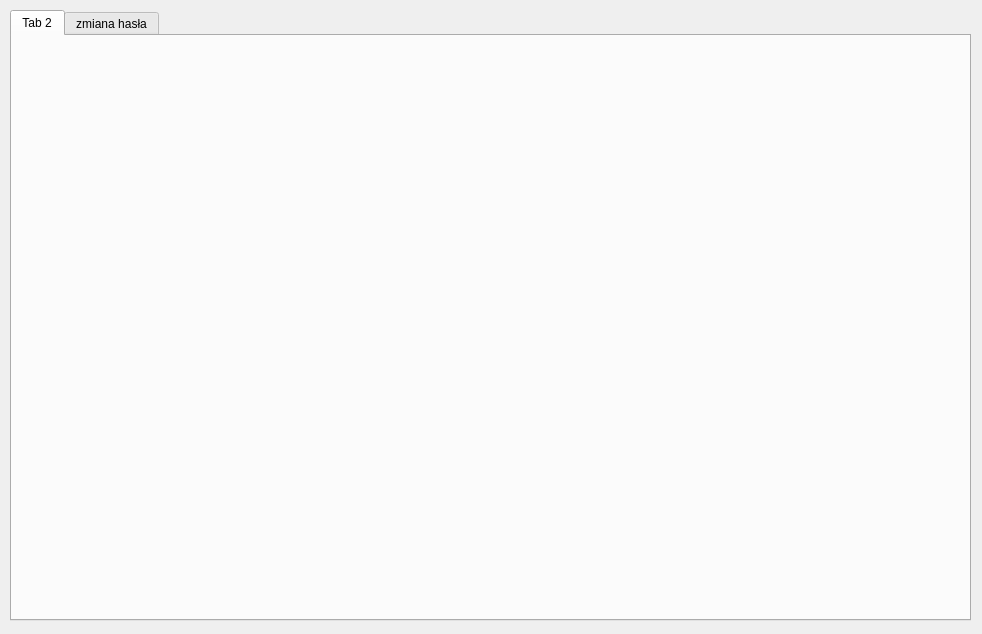
Qt form program.ui (eKrzaczkowska/BazyDanych) before a commit.
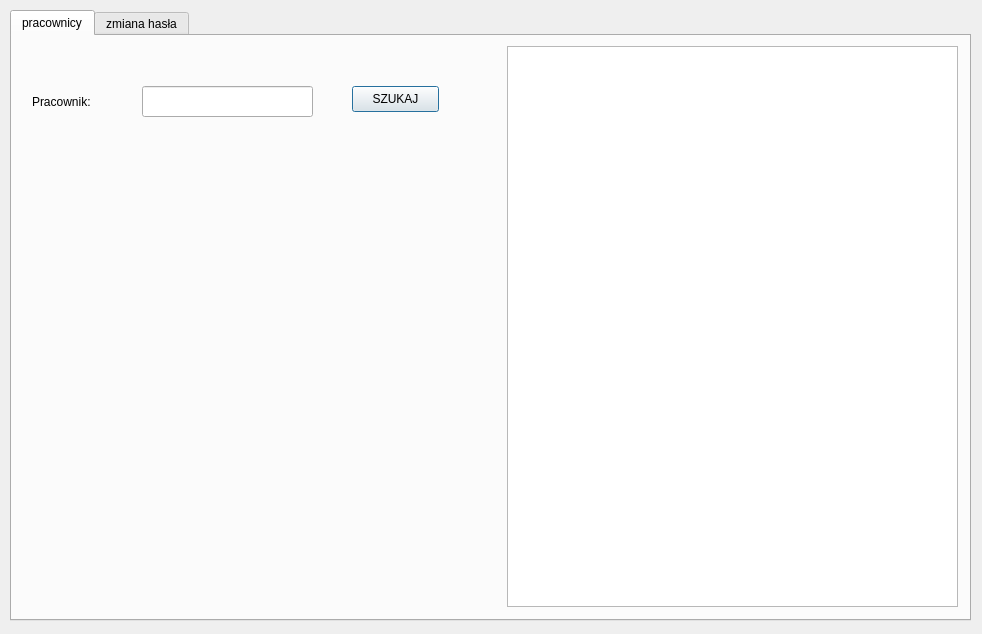
The same form after that commit. The open tabs and pages were chosen to show the change. Icons and pictures are not drawn.

Diff of the .ui file:
```diff
--- a/program.ui
+++ b/program.ui
@@ -33,8 +33,54 @@
    </property>
    <widget class="QWidget" name="tab_2">
     <attribute name="title">
-     <string>Tab 2</string>
+     <string>pracownicy</string>
     </attribute>
+    <widget class="QTableView" name="dgUzytkownicy">
+     <property name="geometry">
+      <rect>
+       <x>495</x>
+       <y>10</y>
+       <width>451</width>
+       <height>561</height>
+      </rect>
+     </property>
+    </widget>
+    <widget class="QLabel" name="label_4">
+     <property name="geometry">
+      <rect>
+       <x>20</x>
+       <y>40</y>
+       <width>91</width>
+       <height>51</height>
+      </rect>
+     </property>
+     <property name="text">
+      <string>Pracownik: </string>
+     </property>
+    </widget>
+    <widget class="QLineEdit" name="txtPSzukaj">
+     <property name="geometry">
+      <rect>
+       <x>130</x>
+       <y>50</y>
+       <width>171</width>
+       <height>31</height>
+      </rect>
+     </property>
+    </widget>
+    <widget class="QPushButton" name="btnPSzukaj">
+     <property name="geometry">
+      <rect>
+       <x>340</x>
+       <y>50</y>
+       <width>87</width>
+       <height>26</height>
+      </rect>
+     </property>
+     <property name="text">
+      <string>SZUKAJ</string>
+     </property>
+    </widget>
    </widget>
    <widget class="QWidget" name="tabHaslo">
     <attribute name="icon">
```
Left out of the diff: 14 changed lines with no effect on the pictures.
